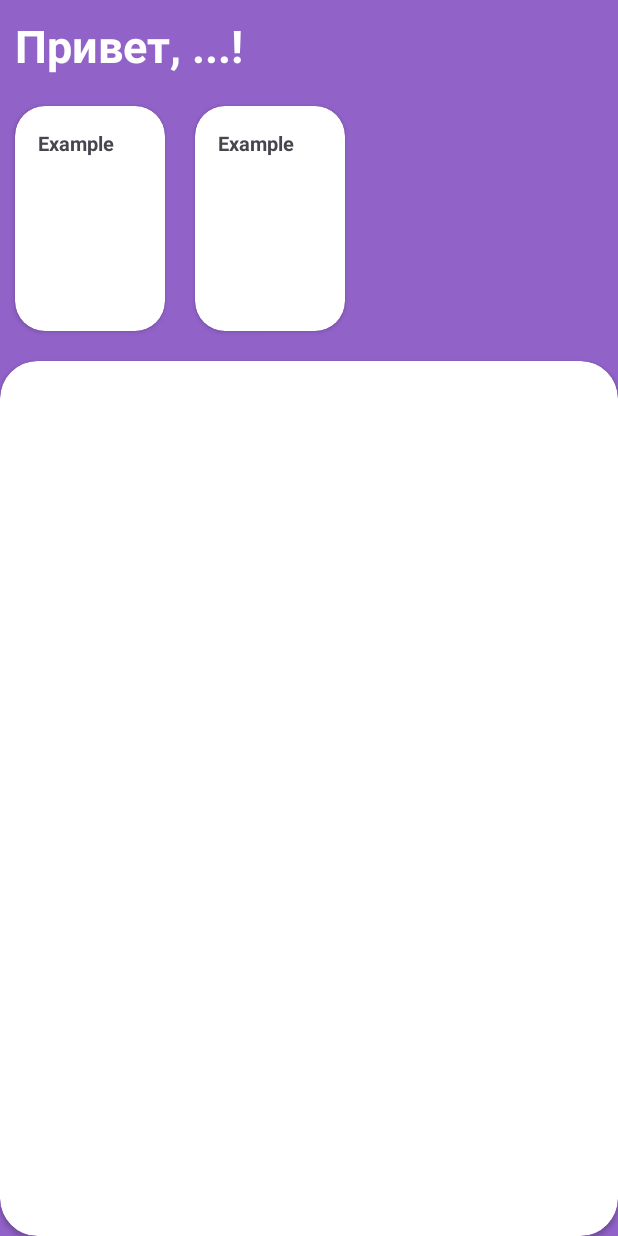
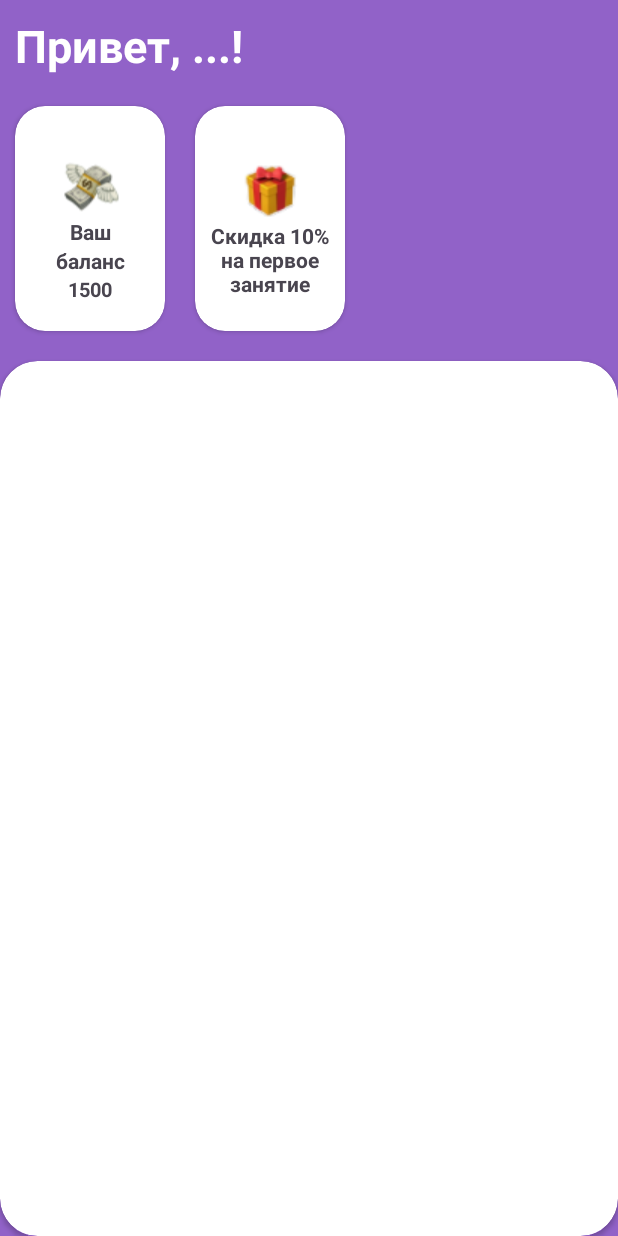
Before and after one commit to tumanovaalisa/AStidio, an Android app: the layout mainpage_fragment.xml on its own in the app's theme, with its tools: preview values and no code run, on a phone screen of 412 x 824 dp. Run offline under Robolectric (Android 15) with nearby library versions, the phone set to English and light mode, and no system bars.

Commit message:
Доработана главная страница картинками.

```diff
--- a/app/src/main/res/layout/mainpage_fragment.xml
+++ b/app/src/main/res/layout/mainpage_fragment.xml
@@ -21,27 +21,67 @@
             android:layout_height="150dp"
             android:layout_margin="10dp"
             app:cardCornerRadius="20dp">
+            <LinearLayout
+                android:layout_width="match_parent"
+                android:layout_height="wrap_content"
+                android:orientation="vertical"
+                android:layout_gravity="center"
+                android:layout_margin="10dp">
+                <ImageView
+                    android:layout_width="40dp"
+                    android:layout_height="40dp"
+                    android:layout_marginTop="15dp"
+                    android:layout_gravity="center"
+                    android:src="@drawable/money"/>
             <TextView
-                android:id="@+id/mainNews"
-                android:layout_width="wrap_content"
+                android:layout_width="match_parent"
                 android:layout_height="wrap_content"
-                android:layout_margin="15dp"
+                android:textSize="14sp"
+                android:textStyle="bold"
+                android:text="Ваш"
+                android:textAlignment="center"/>
+                <TextView
+                    android:layout_width="match_parent"
+                    android:layout_height="wrap_content"
+                    android:textSize="14sp"
+                    android:textStyle="bold"
+                    android:text="баланс"
+                    android:textAlignment="center"/>
+            <TextView
+                android:id="@+id/balance"
+                android:layout_width="match_parent"
+                android:layout_height="wrap_content"
                 android:textSize="13sp"
                 android:textStyle="bold"
-                android:text="Example"/>
+                android:text="1500"
+                android:textAlignment="center"/>
+            </LinearLayout>
         </androidx.cardview.widget.CardView>
         <androidx.cardview.widget.CardView
             android:layout_width="100dp"
             android:layout_height="150dp"
             android:layout_margin="10dp"
             app:cardCornerRadius="20dp">
-            <TextView
-                android:layout_width="wrap_content"
+            <LinearLayout
+                android:layout_width="match_parent"
                 android:layout_height="wrap_content"
-                android:layout_margin="15dp"
-                android:textSize="13sp"
-                android:textStyle="bold"
-                android:text="Example"/>
+                android:orientation="vertical"
+                android:layout_gravity="center"
+                android:layout_margin="10dp">
+                <ImageView
+                    android:layout_width="40dp"
+                    android:layout_height="40dp"
+                    android:layout_marginTop="15dp"
+                    android:layout_gravity="center"
+                    android:src="@drawable/gift"/>
+                <TextView
+                    android:layout_width="match_parent"
+                    android:layout_height="wrap_content"
+                    android:textSize="14sp"
+                    android:textStyle="bold"
+                    android:text="Скидка 10% на первое занятие"
+                    android:textAlignment="center"/>
+            </LinearLayout>
         </androidx.cardview.widget.CardView>
     </LinearLayout>
    <androidx.cardview.widget.CardView
```
Also changed, not shown: app/src/main/res/drawable/gift.png (added), app/src/main/res/drawable/money.png (added).
